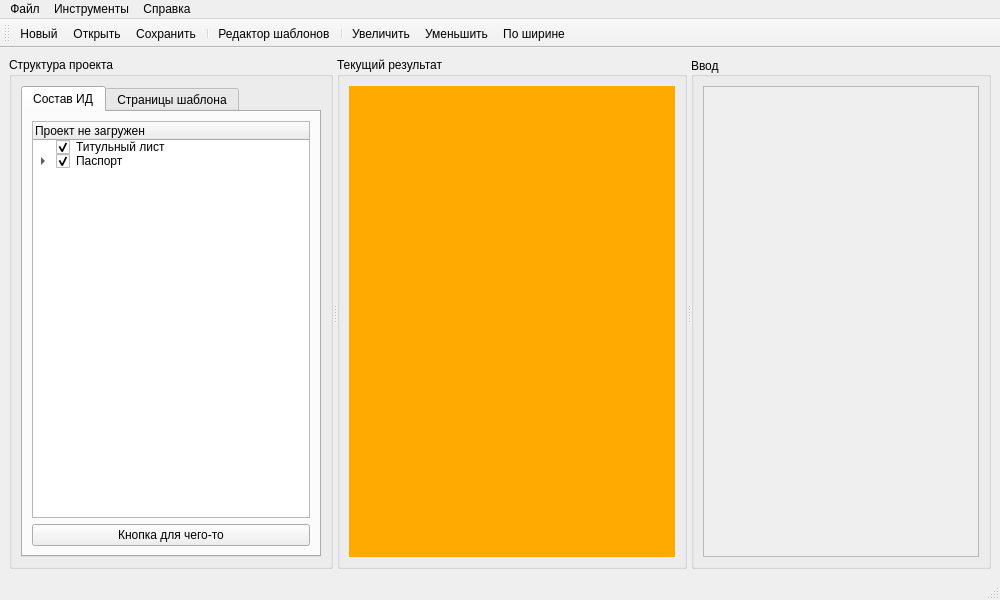
Above: designer/mainwindow.ui from Artemako/auto-exec-doc before the change. Below: the same form after it.
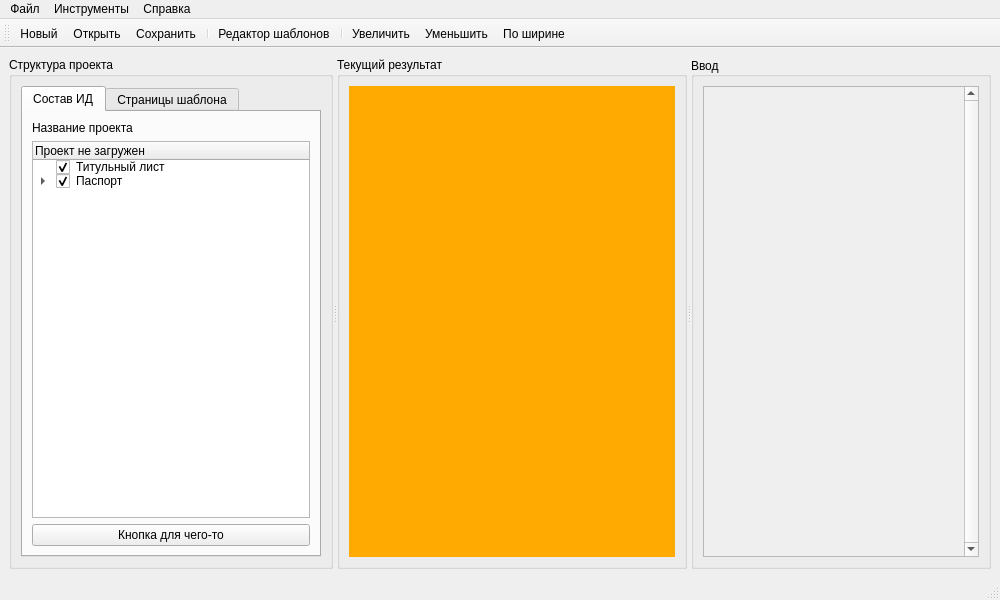
That is the form after the change. Icons and pictures are not drawn. Custom widgets are drawn as their Qt base class.

```diff
--- a/designer/mainwindow.ui
+++ b/designer/mainwindow.ui
@@ -65,6 +65,13 @@
             <string>Состав ИД</string>
            </attribute>
            <layout class="QVBoxLayout" name="verticalLayout_2">
+            <item>
+             <widget class="QLabel" name="title_structure_execdoc">
+              <property name="text">
+               <string>Название проекта</string>
+              </property>
+             </widget>
+            </item>
             <item>
              <widget class="QTreeWidget" name="treewidget_structure_execdoc">
               <property name="contextMenuPolicy">
@@ -184,16 +191,22 @@
        </property>
        <layout class="QVBoxLayout" name="verticalLayout_4">
         <item>
-         <widget class="QScrollArea" name="scrollarea_input">
+         <widget class="QScrollArea" name="scrollarea_inputforms">
+          <property name="verticalScrollBarPolicy">
+           <enum>Qt::ScrollBarAlwaysOn</enum>
+          </property>
           <property name="widgetResizable">
            <bool>true</bool>
           </property>
-          <widget class="QWidget" name="scrollarea_input_layout">
+          <property name="alignment">
+           <set>Qt::AlignLeading|Qt::AlignLeft|Qt::AlignTop</set>
+          </property>
+          <widget class="QWidget" name="scrollarea_inputforms_layout">
            <property name="geometry">
             <rect>
              <x>0</x>
              <y>0</y>
-             <width>300</width>
+             <width>283</width>
              <height>467</height>
             </rect>
            </property>
```
Left out of the diff: 12 changed lines with no effect on the pictures.
